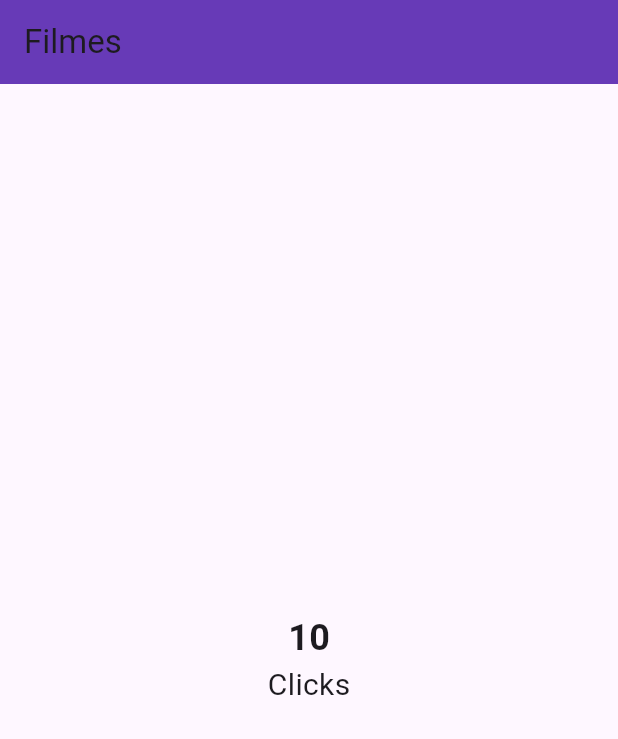
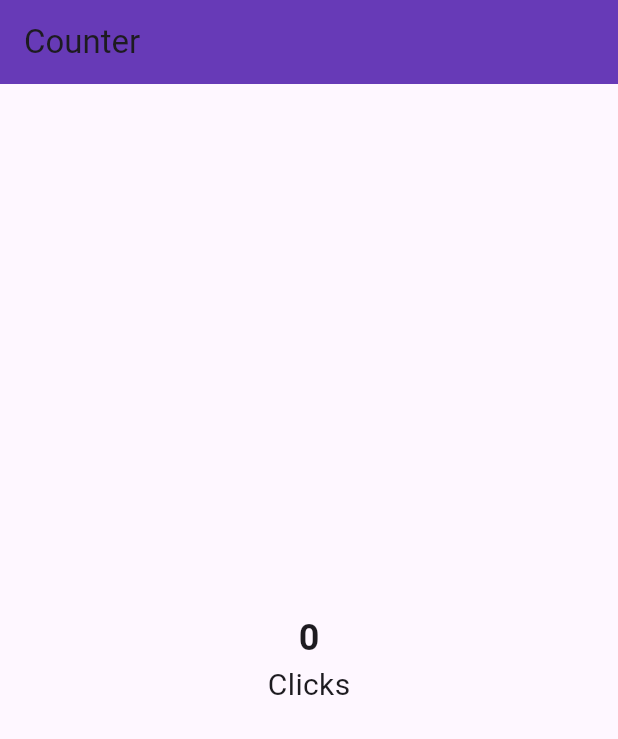
Before and after one commit to ruipaulocalei/flutter-counter-app, a Flutter app: the screen it shows after launch, on a phone screen of 412 x 824 dp. Shown: the top 739 px of the screen. Run offline on Flutter 3.47's test engine with Material 2 defaults, Android fonts, the phone set to English and light mode, and no system bars.

```diff
--- a/lib/presentation/screens/counter/counter_screen.dart
+++ b/lib/presentation/screens/counter/counter_screen.dart
@@ -1,21 +1,27 @@
 import 'package:flutter/material.dart';
 
-class CounterScreen extends StatelessWidget {
+class CounterScreen extends StatefulWidget {
   const CounterScreen({super.key});
 
+  @override
+  State<CounterScreen> createState() => _CounterScreenState();
+}
+
+class _CounterScreenState extends State<CounterScreen> {
+  int counter = 0;
   @override
   Widget build(BuildContext context) {
     return Scaffold(
       appBar: AppBar(
-        title: const Text('Filmes'),
+        title: const Text('Counter'),
         backgroundColor: Colors.deepPurple,
       ),
       body: Center(
         child: Column(
           mainAxisAlignment: MainAxisAlignment.center,
-          children: const [
+          children: [
             Text(
-              '10',
+              '$counter',
               style: TextStyle(fontSize: 24, fontWeight: FontWeight.bold),
             ),
             Text('Clicks', style: TextStyle(fontSize: 20)),
@@ -23,7 +29,12 @@ class CounterScreen extends StatelessWidget {
         ),
       ),
       floatingActionButton: FloatingActionButton(
-          onPressed: () {}, child: const Icon(Icons.plus_one)),
+          onPressed: () {
+            setState(() {
+              counter++;
+            });
+          },
+          child: const Icon(Icons.plus_one)),
     );
   }
 }
```
